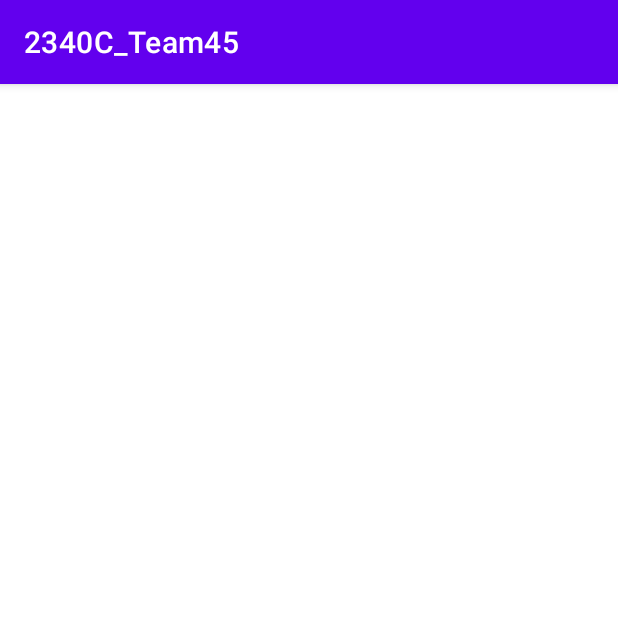
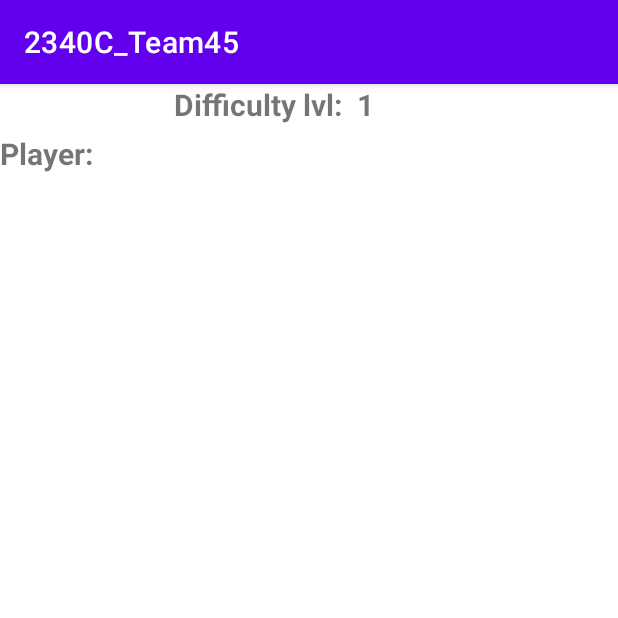
Before and after one commit to Achaudhari02/CS2340-Dungeon-Crawler-, an Android app: the GameActivity screen opened directly, with no data from a screen before it, on a phone screen of 412 x 824 dp, the top half of it. Run offline under Robolectric (Android 15) with nearby library versions, the phone set to English and light mode, and no system bars.

Commit message:
passed player name and selected difficulty to game screen

```diff
--- a/app/src/main/java/com/example/a2340c_team45/GameActivity.java
+++ b/app/src/main/java/com/example/a2340c_team45/GameActivity.java
@@ -1,14 +1,37 @@
 package com.example.a2340c_team45;
 
 import androidx.appcompat.app.AppCompatActivity;
+
+import android.content.Intent;
+import android.graphics.Bitmap;
 import android.os.Bundle;
+import android.util.Log;
+import android.view.View;
+import android.widget.EditText;
+import android.widget.TextView;
 
 public class GameActivity extends AppCompatActivity {
+    TextView reciever_msg_name;
+    TextView reciever_mag_diff;
 
     @Override
     protected void onCreate(Bundle savedInstanceState) {
         super.onCreate(savedInstanceState);
         setContentView(R.layout.game_activity);
+        reciever_msg_name = findViewById(R.id.textView2);
+        reciever_mag_diff = findViewById(R.id.sel_diff_id);
+        int diff = getIntent().getIntExtra("diff", 1);
+        String diff_str = String.valueOf(diff);
+        Intent intent = getIntent();
+        String name = intent.getStringExtra("name");
+        reciever_msg_name.setText(name);
+        reciever_mag_diff.setText(diff_str);
+
+
+
+
 
     }
+
+
 }
--- a/app/src/main/java/com/example/a2340c_team45/InitialActivity.java
+++ b/app/src/main/java/com/example/a2340c_team45/InitialActivity.java
@@ -32,12 +32,17 @@ public class InitialActivity extends AppCompatActivity {
         spr3Button = findViewById(R.id.spr3Button);
         continueToGameButton = findViewById(R.id.continueToGame);
 
+
         spr1Button.setOnClickListener(new View.OnClickListener() {
             @Override
             public void onClick(View view) {
                 playerImagePath = ((BitmapDrawable)spr1Button.getDrawable()).getBitmap();
             }
         });
+
+
+
+
 
         spr2Button.setOnClickListener(new View.OnClickListener() {
             @Override
--- a/app/src/main/res/layout/game_activity.xml
+++ b/app/src/main/res/layout/game_activity.xml
@@ -7,4 +7,52 @@
     android:layout_height="match_parent"
     tools:context=".GameActivity">
 
-  </androidx.constraintlayout.widget.ConstraintLayout>
+  <TextView
+      android:id="@+id/textView2"
+      android:layout_width="wrap_content"
+      android:layout_height="wrap_content"
+      android:layout_marginEnd="200dp"
+      android:layout_marginBottom="700dp"
+      android:text="TextView"
+      android:textSize="20dp"
+      android:textStyle="bold"
+      app:layout_constraintBottom_toBottomOf="parent"
+      app:layout_constraintEnd_toEndOf="parent"
+      app:layout_constraintStart_toStartOf="parent"
+      app:layout_constraintTop_toTopOf="parent"
+      app:layout_constraintVertical_bias="0.023" />
+
+  <TextView
+      android:id="@+id/player_text_id"
+      android:layout_width="wrap_content"
+      android:layout_height="wrap_content"
+      android:layout_marginBottom="675dp"
+      android:text="Player:"
+      android:textSize="20dp"
+      android:textStyle="bold"
+      app:layout_constraintBottom_toBottomOf="parent"
+      app:layout_constraintStart_toStartOf="parent"
+      app:layout_constraintTop_toTopOf="parent" />
+
+  <TextView
+      android:id="@+id/difficulty_text_id"
+      android:layout_width="wrap_content"
+      android:layout_height="wrap_content"
+      android:layout_marginStart="10dp"
+      android:text="Difficulty lvl:"
+      android:textSize="20dp"
+      android:textStyle="bold"
+      app:layout_constraintStart_toEndOf="@+id/textView2"
+      app:layout_constraintTop_toTopOf="parent" />
+
+  <TextView
+      android:id="@+id/sel_diff_id"
+      android:layout_width="wrap_content"
+      android:layout_height="wrap_content"
+      android:layout_marginStart="10dp"
+      android:text="TextView"
+      android:textSize="20dp"
+      android:textStyle="bold"
+      app:layout_constraintStart_toEndOf="@+id/difficulty_text_id"
+      app:layout_constraintTop_toTopOf="parent" />
+</androidx.constraintlayout.widget.ConstraintLayout>
```
